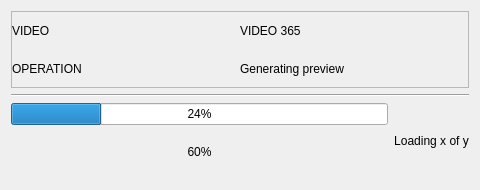
The window that panes/items/fqueueitem.ui (victormac3000/Fusion_ffmpeg_studio) describes before a commit, drawn with Qt 5.
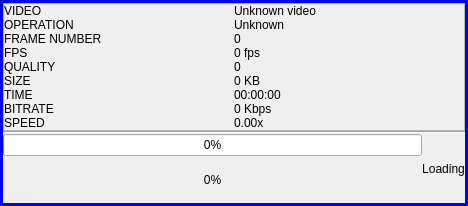
The same window after the commit.

Commit message: Working basic queue system

Diff of the .ui file:
```diff
--- a/panes/items/fqueueitem.ui
+++ b/panes/items/fqueueitem.ui
@@ -6,14 +6,40 @@
    <rect>
     <x>0</x>
     <y>0</y>
-    <width>480</width>
-    <height>190</height>
+    <width>468</width>
+    <height>206</height>
    </rect>
   </property>
+  <property name="maximumSize">
+   <size>
+    <width>16777215</width>
+    <height>300</height>
+   </size>
+  </property>
   <property name="windowTitle">
    <string>Frame</string>
   </property>
+  <property name="styleSheet">
+   <string notr="true">#FQueueItem {
+	border: 3px solid blue;
+}</string>
+  </property>
   <layout class="QVBoxLayout" name="verticalLayout">
+   <property name="spacing">
+    <number>0</number>
+   </property>
+   <property name="leftMargin">
+    <number>0</number>
+   </property>
+   <property name="topMargin">
+    <number>0</number>
+   </property>
+   <property name="rightMargin">
+    <number>0</number>
+   </property>
+   <property name="bottomMargin">
+    <number>0</number>
+   </property>
    <item>
     <widget class="QFrame" name="frame">
      <property name="frameShape">
@@ -38,31 +64,129 @@
       <property name="spacing">
        <number>0</number>
       </property>
-      <item row="0" column="1">
+      <item row="4" column="0">
+       <widget class="QLabel" name="label_4">
+        <property name="text">
+         <string>QUALITY</string>
+        </property>
+       </widget>
+      </item>
+      <item row="2" column="0">
+       <widget class="QLabel" name="label_3">
+        <property name="text">
+         <string>FRAME NUMBER</string>
+        </property>
+       </widget>
+      </item>
+      <item row="7" column="1">
+       <widget class="QLabel" name="bitrate">
+        <property name="text">
+         <string>0 Kbps</string>
+        </property>
+       </widget>
+      </item>
+      <item row="3" column="0">
        <widget class="QLabel" name="label_2">
         <property name="text">
-         <string>VIDEO 365</string>
-        </property>
-       </widget>
-      </item>
-      <item row="0" column="0">
-       <widget class="QLabel" name="label">
-        <property name="text">
-         <string>VIDEO</string>
+         <string>FPS</string>
         </property>
        </widget>
       </item>
       <item row="1" column="0">
-       <widget class="QLabel" name="label_3">
+       <widget class="QLabel" name="label_16">
         <property name="text">
          <string>OPERATION</string>
         </property>
        </widget>
       </item>
+      <item row="6" column="1">
+       <widget class="QLabel" name="elapsed_time">
+        <property name="text">
+         <string>00:00:00</string>
+        </property>
+       </widget>
+      </item>
+      <item row="8" column="0">
+       <widget class="QLabel" name="label_9">
+        <property name="text">
+         <string>SPEED</string>
+        </property>
+       </widget>
+      </item>
+      <item row="4" column="1">
+       <widget class="QLabel" name="quality">
+        <property name="text">
+         <string>0</string>
+        </property>
+       </widget>
+      </item>
+      <item row="3" column="1">
+       <widget class="QLabel" name="fps">
+        <property name="text">
+         <string>0 fps</string>
+        </property>
+       </widget>
+      </item>
       <item row="1" column="1">
-       <widget class="QLabel" name="label_4">
+       <widget class="QLabel" name="operation">
         <property name="text">
-         <string>Generating preview</string>
+         <string>Unknown</string>
+        </property>
+       </widget>
+      </item>
+      <item row="7" column="0">
+       <widget class="QLabel" name="label_8">
+        <property name="text">
+         <string>BITRATE</string>
+        </property>
+       </widget>
+      </item>
+      <item row="5" column="1">
+       <widget class="QLabel" name="size">
+        <property name="text">
+         <string>0 KB</string>
+        </property>
+       </widget>
+      </item>
+      <item row="0" column="1">
+       <widget class="QLabel" name="video_name">
+        <property name="text">
+         <string>Unknown video</string>
+        </property>
+       </widget>
+      </item>
+      <item row="6" column="0">
+       <widget class="QLabel" name="label_7">
+        <property name="text">
+         <string>TIME</string>
+        </property>
+       </widget>
+      </item>
+      <item row="0" column="0">
+       <widget class="QLabel" name="label">
+        <property name="text">
+         <string>VIDEO</string>
+        </property>
+       </widget>
+      </item>
+      <item row="5" column="0">
+       <widget class="QLabel" name="label_5">
+        <property name="text">
+         <string>SIZE</string>
+        </property>
+       </widget>
+      </item>
+      <item row="8" column="1">
+       <widget class="QLabel" name="speed">
+        <property name="text">
+         <string>0.00x</string>
+        </property>
+       </widget>
+      </item>
+      <item row="2" column="1">
+       <widget class="QLabel" name="frame_number">
+        <property name="text">
+         <string>0</string>
         </property>
        </widget>
       </item>
@@ -89,14 +213,14 @@
        <item>
         <widget class="QProgressBar" name="progressBar">
          <property name="value">
-          <number>24</number>
+          <number>0</number>
          </property>
         </widget>
        </item>
        <item>
         <widget class="QLabel" name="label_6">
          <property name="text">
-          <string>60%</string>
+          <string>0%</string>
          </property>
          <property name="alignment">
           <set>Qt::AlignCenter</set>
@@ -106,13 +230,19 @@
       </layout>
      </item>
      <item>
-      <widget class="QLabel" name="label_5">
+      <widget class="QLabel" name="status">
        <property name="text">
-        <string>Loading x of y</string>
+        <string>Loading</string>
+       </property>
+       <property name="scaledContents">
+        <bool>false</bool>
        </property>
        <property name="alignment">
         <set>Qt::AlignCenter</set>
        </property>
+       <property name="wordWrap">
+        <bool>true</bool>
+       </property>
       </widget>
      </item>
     </layout>
```
Left out of the diff: 2 changed lines with no effect on the pictures. The commit also changes 21 other files.
